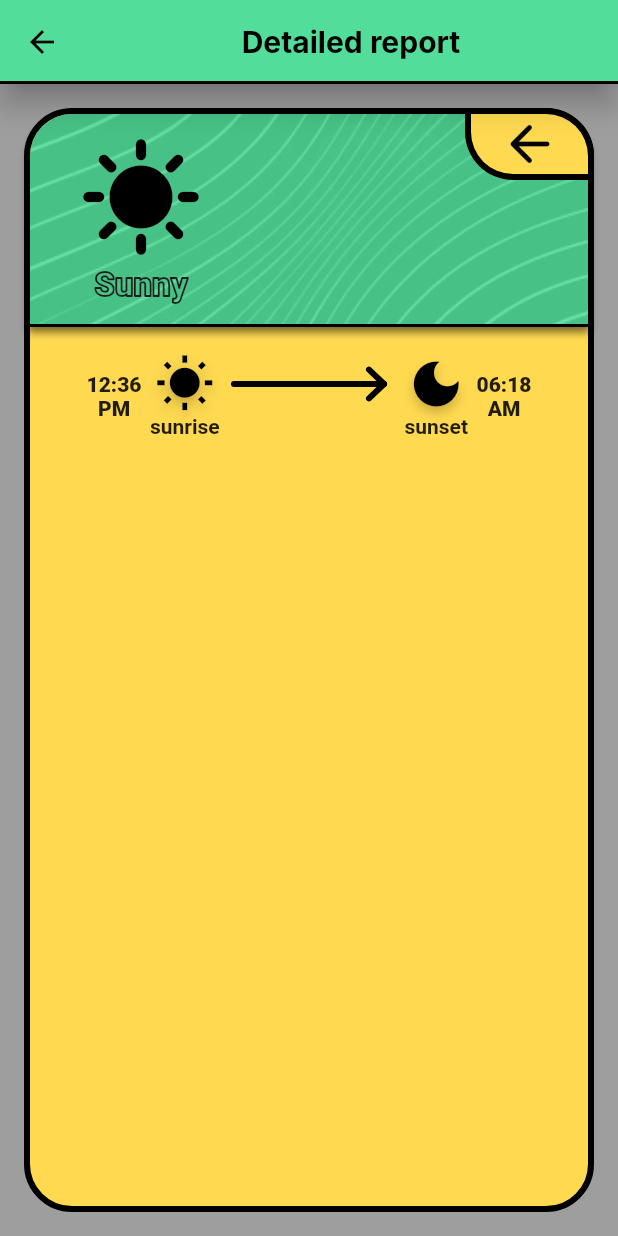
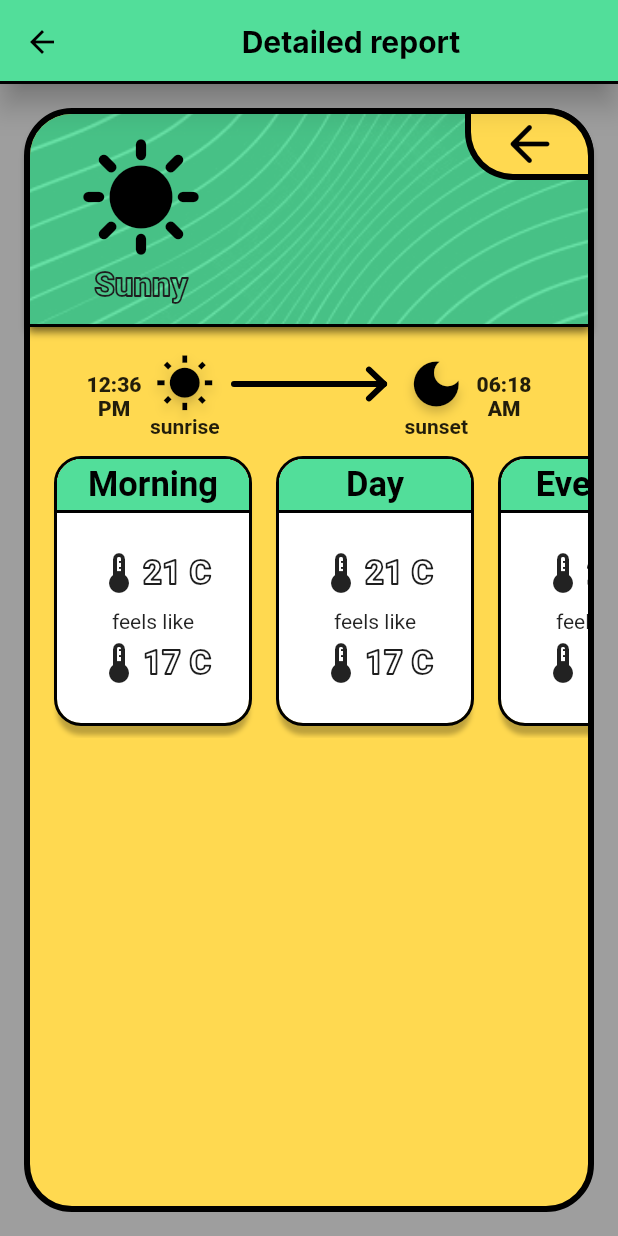
Before and after one commit to vladcto/cartoon-weather, a Flutter app: the DetailPage screen opened by its route, on a phone screen of 412 x 824 dp. Run offline on Flutter 3.47's test engine with Material 2 defaults, Android fonts, the phone set to English and light mode, and no system bars; missing offline and left inert: charts_painter; Roboto replaces fonts that are missing (Inter).

Commit message:
Сделал карточки температуры для детального экрана.

```diff
--- a/cartoon_weather/lib/detail_page.dart
+++ b/cartoon_weather/lib/detail_page.dart
@@ -1,3 +1,4 @@
+import 'package:cartoon_weather/temp_day_card.dart';
 import 'package:cartoon_weather/theme_images.dart';
 import 'package:flutter/material.dart';
 
@@ -47,6 +48,7 @@ class DetailPage extends StatelessWidget {
                   ),
                 ),
                 child: SingleChildScrollView(
+                  //main content
                   child: Column(
                     children: [
                       const SizedBox(
@@ -72,6 +74,23 @@ class DetailPage extends StatelessWidget {
                             const SizedBox(width: 8),
                             _buildSunriseWidget(Icons.dark_mode, "06:18 AM", false),
                             const SizedBox(width: 32),
+                          ],
+                        ),
+                      ),
+                      SizedBox(
+                        height: 196,
+                        child: ListView(
+                          scrollDirection: Axis.horizontal,
+                          children: const [
+                            SizedBox(width: 16),
+                            TempDayCard("Morning"),
+                            SizedBox(width: 16),
+                            TempDayCard("Day"),
+                            SizedBox(width: 16),
+                            TempDayCard("Evening"),
+                            SizedBox(width: 16),
+                            TempDayCard("Night"),
+                            SizedBox(width: 16),
                           ],
                         ),
                       )
--- a/cartoon_weather/lib/main.dart
+++ b/cartoon_weather/lib/main.dart
@@ -130,15 +130,6 @@ class HomePage extends StatelessWidget {
     );
   }
 
-  List<double> get blackWhiteColorMatrix {
-    const double exposure = 150;
-    List<double> R = [0.21, 0.71, 0.06, 0, exposure];
-    List<double> G = [0.21, 0.71, 0.06, 0, exposure];
-    List<double> B = [0.21, 0.71, 0.06, 0, exposure];
-    List<double> A = [0, 0, 0, 1, 0];
-    return [...R, ...G, ...B, ...A];
-  }
-
   Widget _buildLocationPicker(BuildContext context) {
     var nowTheme = Theme.of(context);
     return SizedBox(
--- /dev/null
+++ b/cartoon_weather/lib/temp_day_card.dart
@@ -0,0 +1,89 @@
+import 'package:flutter/material.dart';
+
+class TempDayCard extends StatelessWidget {
+  final String headerText;
+  const TempDayCard(this.headerText, {Key? key}) : super(key: key);
+
+  @override
+  Widget build(BuildContext context) {
+    const double strokeWidth = 2;
+    const double shadowOffsetY = 8;
+
+    var theme = Theme.of(context);
+
+    return Container(
+      height: double.infinity,
+      margin: const EdgeInsets.symmetric(
+        horizontal: strokeWidth,
+        vertical: strokeWidth + shadowOffsetY,
+      ),
+      clipBehavior: Clip.hardEdge,
+      width: 128,
+      decoration: BoxDecoration(
+        color: Colors.white,
+        borderRadius: BorderRadius.circular(16),
+        border: Border.all(
+            color: Colors.black,
+            width: strokeWidth,
+            strokeAlign: BorderSide.strokeAlignOutside),
+        boxShadow: const [
+          BoxShadow(
+            color: Colors.black26,
+            offset: Offset(0, shadowOffsetY),
+            blurRadius: 2,
+          )
+        ],
+      ),
+      child: Column(
+        mainAxisAlignment: MainAxisAlignment.center,
+        children: [
+          Container(
+            height: 36,
+            width: double.infinity,
+            alignment: Alignment.center,
+            decoration: BoxDecoration(
+              color: theme.colorScheme.primary,
+              border: const Border(
+                bottom: BorderSide(color: Colors.black, width: strokeWidth),
+              ),
+            ),
+            child: Text(
+              headerText,
+              style: Theme.of(context).textTheme.labelLarge,
+            ),
+          ),
+          Expanded(
+            child: Column(
+              mainAxisAlignment: MainAxisAlignment.center,
+              mainAxisSize: MainAxisSize.max,
+              children: [
+                _buildIconLabel("21 C", Icons.device_thermostat_outlined, context),
+                const SizedBox(height: 8),
+                const Text("feels like"),
+                const SizedBox(height: 4),
+                _buildIconLabel("17 C", Icons.thermostat_outlined, context),
+              ],
+            ),
+          )
+        ],
+      ),
+    );
+  }
+
+  Widget _buildIconLabel(String text, IconData icon, BuildContext context) {
+    var textStyle = Theme.of(context).textTheme.labelMedium;
+    return Row(
+      mainAxisAlignment: MainAxisAlignment.center,
+      children: [
+        Icon(
+          icon,
+          size: 32,
+        ),
+        Text(
+          text,
+          style: textStyle,
+        ),
+      ],
+    );
+  }
+}
```
